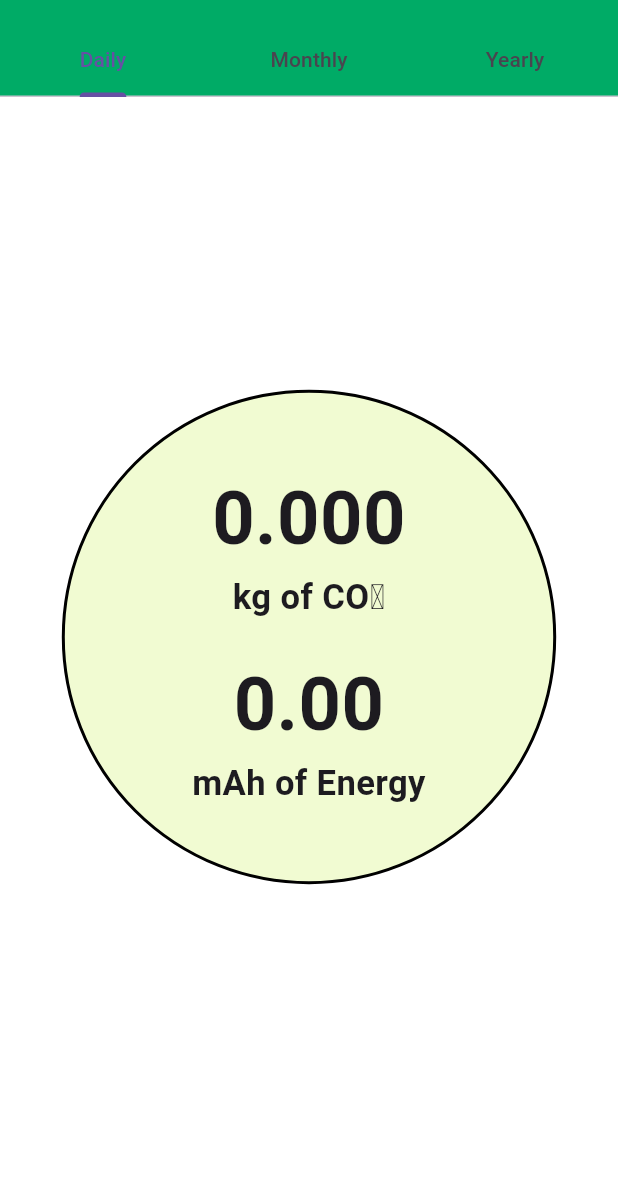
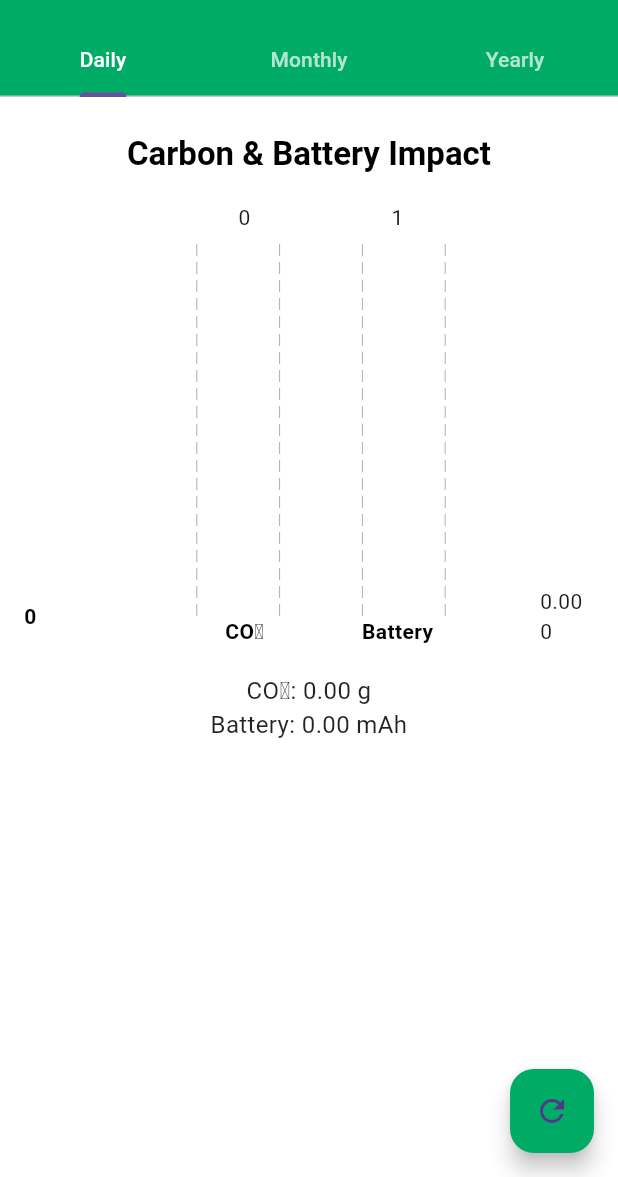
Before and after one commit to HelenBat/Digi-Battery-usage-tracker, a Flutter app: the TotalImpactPage screen opened by its route, on a phone screen of 412 x 824 dp, the part 59-1236 px from its top. Run offline on Flutter 3.47's test engine with Material 3 defaults, Android fonts, the phone set to English and light mode, and no system bars; drawn by our look-alikes of fl_chart; our stand-ins replace firebase_core; accounts and stored records are empty; Roboto replaces fonts that are missing (Titillium).

Commit message:
Modified to battery usage

```diff
--- a/lib/pages/about_page.dart
+++ b/lib/pages/about_page.dart
@@ -32,7 +32,7 @@ class AboutPage extends StatelessWidget {
             const SizedBox(height: 16),
             const Text(
               'This is part of a course project of the program - Nordic Master on Sustainable '
-              'ICT Solutions of Tomorrow under Software Engineering department at Lut University, Finland.',
+              'ICT Solutions of Tomorrow under Software Engineering department at LUT University, Finland.',
               style: TextStyle(fontSize: 16),
             ),
           ],
--- a/lib/pages/total_impact_page.dart
+++ b/lib/pages/total_impact_page.dart
@@ -1,6 +1,8 @@
+// lib/pages/total_impact_page.dart
+
 import 'package:flutter/material.dart';
+import 'package:fl_chart/fl_chart.dart';  // Ensure fl_chart is imported
 import '../services/usage_service.dart';
-import '../widgets/carbon_circle.dart';
 import '../widgets/app_drawer.dart';
 
 class TotalImpactPage extends StatefulWidget {
@@ -15,14 +17,14 @@ class _TotalImpactPageState extends State<TotalImpactPage>
   late TabController _tabController;
   final UsageService _usageService = UsageService();
 
-  // Data placeholders
-  double _dailyImpact = 0.0;
-  double _monthlyImpact = 0.0;
-  double _yearlyImpact = 0.0;
+  // Instead of differences, we store absolute sums:
+  double _dailyImpact = 0.0;       // Total daily CO₂
+  double _monthlyImpact = 0.0;     // Total monthly CO₂
+  double _yearlyImpact = 0.0;      // Total yearly CO₂
 
-  double _dailyEnergyImpact = 0.0;
-  double _monthlyEnergyImpact = 0.0;
-  double _yearlyEnergyImpact = 0.0;
+  double _dailyEnergyImpact = 0.0;     // Total daily battery usage
+  double _monthlyEnergyImpact = 0.0;   // Total monthly battery usage
+  double _yearlyEnergyImpact = 0.0;    // Total yearly battery usage
 
   bool _loadingDaily = true;
   bool _loadingMonthly = true;
@@ -35,116 +37,114 @@ class _TotalImpactPageState extends State<TotalImpactPage>
     _fetchAllData();
   }
 
-  /// Fetch all time ranges in sequence
+  /// Fetch daily, monthly, yearly usage in sequence
   Future<void> _fetchAllData() async {
     await _fetchYearlyImpact();
     await _fetchMonthlyImpact();
     await _fetchDailyImpact();
   }
 
+  /// Yearly = from Jan 1 of this year to now (absolute usage).
   Future<void> _fetchYearlyImpact() async {
+    setState(() => _loadingYearly = true);
     try {
       final now = DateTime.now();
+      // Start of this year:
       final startThisYear = DateTime(now.year, 1, 1);
-      final startLastYear = DateTime(now.year - 1, 1, 1);
-      final endLastYear = DateTime(now.year - 1, 12, 31, 23, 59, 59);
 
+      // Summation of usage for the year
       final thisYearData = await _usageService.getRangeUsage(
-          start: startThisYear, end: now);
-      final lastYearData = await _usageService.getRangeUsage(
-          start: startLastYear, end: endLastYear);
+        start: startThisYear,
+        end: now,
+      );
 
-      final thisYearTotalCO2 =
-      thisYearData.fold<double>(0, (sum, item) => sum + (item['co2'] as double));
-      final lastYearTotalCO2 =
-      lastYearData.fold<double>(0, (sum, item) => sum + (item['co2'] as double));
+      // Sum CO₂ and energy
+      final double thisYearTotalCO2 = thisYearData.fold<double>(
+        0,
+            (sum, item) => sum + (item['co2'] as double),
+      );
+      final double thisYearTotalEnergy = thisYearData.fold<double>(
+        0,
+            (sum, item) => sum + (item['energy'] as double),
+      );
 
-      final thisYearTotalEnergy =
-      thisYearData.fold<double>(0, (sum, item) => sum + (item['energy'] as double));
-      final lastYearTotalEnergy =
-      lastYearData.fold<double>(0, (sum, item) => sum + (item['energy'] as double));
-
+      // Store these sums (no subtraction)
       setState(() {
-        _yearlyImpact = thisYearTotalCO2 - lastYearTotalCO2;
-        _yearlyEnergyImpact = thisYearTotalEnergy - lastYearTotalEnergy;
+        _yearlyImpact = thisYearTotalCO2;
+        _yearlyEnergyImpact = thisYearTotalEnergy;
       });
     } catch (e) {
-      debugPrint('Error fetching yearly impact: $e');
+      debugPrint('Error fetching yearly usage: $e');
     } finally {
-      setState(() {
-        _loadingYearly = false;
-      });
+      setState(() => _loadingYearly = false);
     }
   }
 
+  /// Monthly = from the 1st of this month to now (absolute usage).
   Future<void> _fetchMonthlyImpact() async {
+    setState(() => _loadingMonthly = true);
     try {
       final now = DateTime.now();
+      // Start of this month
       final startThisMonth = DateTime(now.year, now.month, 1);
-      final startLastMonth =
-      DateTime(now.year, now.month - 1, 1); // Handles year overflow
-      final endLastMonth = DateTime(now.year, now.month, 0); // Last day of last month
 
       final thisMonthData = await _usageService.getRangeUsage(
-          start: startThisMonth, end: now);
-      final lastMonthData = await _usageService.getRangeUsage(
-          start: startLastMonth, end: endLastMonth);
+        start: startThisMonth,
+        end: now,
+      );
 
-      final thisMonthTotalCO2 =
-      thisMonthData.fold<double>(0, (sum, item) => sum + (item['co2'] as double));
-      final lastMonthTotalCO2 =
-      lastMonthData.fold<double>(0, (sum, item) => sum + (item['co2'] as double));
+      final double thisMonthTotalCO2 = thisMonthData.fold<double>(
+        0,
+            (sum, item) => sum + (item['co2'] as double),
+      );
+      final double thisMonthTotalEnergy = thisMonthData.fold<double>(
+        0,
+            (sum, item) => sum + (item['energy'] as double),
+      );
 
-      final thisMonthTotalEnergy =
-      thisMonthData.fold<double>(0, (sum, item) => sum + (item['energy'] as double));
-      final lastMonthTotalEnergy =
-      lastMonthData.fold<double>(0, (sum, item) => sum + (item['energy'] as double));
-
+      // No subtraction. We keep the sum for the month.
       setState(() {
-        _monthlyImpact = thisMonthTotalCO2 - lastMonthTotalCO2;
-        _monthlyEnergyImpact = thisMonthTotalEnergy - lastMonthTotalEnergy;
+        _monthlyImpact = thisMonthTotalCO2;
+        _monthlyEnergyImpact = thisMonthTotalEnergy;
       });
     } catch (e) {
-      debugPrint('Error fetching monthly impact: $e');
+      debugPrint('Error fetching monthly usage: $e');
     } finally {
-      setState(() {
-        _loadingMonthly = false;
-      });
+      setState(() => _loadingMonthly = false);
     }
   }
 
+  /// Daily = from midnight of today to now (absolute usage).
   Future<void> _fetchDailyImpact() async {
+    setState(() => _loadingDaily = true);
     try {
       final now = DateTime.now();
+      // Start of today (midnight)
       final startToday = DateTime(now.year, now.month, now.day);
-      final startYesterday = startToday.subtract(const Duration(days: 1));
-      final endYesterday = startToday.subtract(const Duration(seconds: 1));
 
       final todayData = await _usageService.getRangeUsage(
-          start: startToday, end: now);
-      final yesterdayData = await _usageService.getRangeUsage(
-          start: startYesterday, end: endYesterday);
+        start: startToday,
+        end: now,
+      );
 
-      final todayTotalCO2 =
-      todayData.fold<double>(0, (sum, item) => sum + (item['co2'] as double));
-      final yesterdayTotalCO2 =
-      yesterdayData.fold<double>(0, (sum, item) => sum + (item['co2'] as double));
+      final double todayTotalCO2 = todayData.fold<double>(
+        0,
+            (sum, item) => sum + (item['co2'] as double),
+      );
+      final double todayTotalEnergy = todayData.fold<double>(
+        0,
+            (sum, item) => sum + (item['energy'] as double),
+      );
 
-      final todayTotalEnergy =
-      todayData.fold<double>(0, (sum, item) => sum + (item['energy'] as double));
-      final yesterdayTotalEnergy =
-      yesterdayData.fold<double>(0, (sum, item) => sum + (item['energy'] as double));
-
+      // No subtractions from yesterday
       setState(() {
-        _dailyImpact = todayTotalCO2 - yesterdayTotalCO2;
-        _dailyEnergyImpact = todayTotalEnergy - yesterdayTotalEnergy;
+        _dailyImpact = todayTotalCO2;
+        _dailyEnergyImpact = todayTotalEnergy;
       });
     } catch (e) {
-      debugPrint('Error fetching daily impact: $e');
+      debugPrint('Error fetching daily usage: $e');
     } finally {
-      setState(() {
-        _loadingDaily = false;
-      });
+      setState(() => _loadingDaily = false);
     }
   }
 
@@ -152,9 +152,12 @@ class _TotalImpactPageState extends State<TotalImpactPage>
   Widget build(BuildContext context) {
     return Scaffold(
       appBar: AppBar(
-        title: const Text('Total Impact'),
+        backgroundColor: const Color(0xFF00AB66),
+        title: const Text('Total Impact', style: TextStyle(color: Colors.white)),
         bottom: TabBar(
           controller: _tabController,
+          labelColor: Colors.white,
+          unselectedLabelColor: Colors.white70,
           tabs: const [
             Tab(text: 'Daily'),
             Tab(text: 'Monthly'),
@@ -163,7 +166,9 @@ class _TotalImpactPageState extends State<TotalImpactPage>
         ),
       ),
       drawer: const AppDrawer(),
-      body: TabBarView(
+      body: Container(
+        color: Colors.white,
+        child: TabBarView(
           controller: _tabController,
           children: [
             _buildTabContent(_dailyImpact, _dailyEnergyImpact, _loadingDaily),
@@ -171,16 +176,135 @@ class _TotalImpactPageState extends State<TotalImpactPage>
             _buildTabContent(_yearlyImpact, _yearlyEnergyImpact, _loadingYearly),
           ],
         ),
+      ),
+      floatingActionButton: FloatingActionButton(
+        backgroundColor: const Color(0xFF00AB66),
+        onPressed: _fetchAllData,
+        tooltip: 'Refresh Data',
+        child: const Icon(Icons.refresh),
+      ),
     );
   }
 
-  /// Helper to build each tab's content based on data + loading flags
+  /// Each tab shows a bar chart with two bars: CO₂ (green), Battery (blue).
   Widget _buildTabContent(double impact, double energyImpact, bool isLoading) {
     if (isLoading) {
       return const Center(child: CircularProgressIndicator());
     }
-    return Center(
-      child: CarbonCircle(co2Value: impact, energyValue: energyImpact),
+
+    return SingleChildScrollView(
+      child: Padding(
+        padding: const EdgeInsets.symmetric(vertical: 24, horizontal: 16),
+        child: Column(
+          children: [
+            Text(
+              "Carbon & Battery Impact",
+              style: Theme.of(context).textTheme.titleLarge?.copyWith(
+                fontWeight: FontWeight.bold,
+                color: Colors.black,
+              ),
+            ),
+            const SizedBox(height: 16),
+            _buildBarChart(impact, energyImpact),
+            const SizedBox(height: 16),
+            Text(
+              "CO₂: ${impact.toStringAsFixed(2)} g\nBattery: ${energyImpact.toStringAsFixed(2)} mAh",
+              textAlign: TextAlign.center,
+              style: const TextStyle(fontSize: 16, color: Colors.black87),
+            ),
+          ],
+        ),
+      ),
+    );
+  }
+
+  /// Bar chart logic (two bars: CO₂ + Battery).
+  Widget _buildBarChart(double co2Value, double batteryValue) {
+    double maxY = (co2Value > batteryValue) ? co2Value : batteryValue;
+    maxY *= 1.2; // Add some padding at the top
+
+    return SizedBox(
+      height: 300,
+      child: BarChart(
+        BarChartData(
+          maxY: maxY,
+          barTouchData: BarTouchData(enabled: true),
+          titlesData: FlTitlesData(
+            leftTitles: AxisTitles(
+              sideTitles: SideTitles(
+                reservedSize: 60, // Extra space for large numbers
+                showTitles: true,
+                getTitlesWidget: (value, meta) {
+                  final label = value.toInt().toString();
+                  return Padding(
+                    padding: const EdgeInsets.only(right: 8.0),
+                    child: Text(
+                      label,
+                      style: const TextStyle(
+                        color: Colors.black,
+                        fontSize: 14,
+                        fontWeight: FontWeight.bold,
+                      ),
+                    ),
+                  );
+                },
+              ),
+            ),
+            bottomTitles: AxisTitles(
+              sideTitles: SideTitles(
+                showTitles: true,
+                getTitlesWidget: (value, meta) {
+                  switch (value.toInt()) {
+                    case 0:
+                      return const Text(
+                        'CO₂',
+                        style: TextStyle(
+                          color: Colors.black,
+                          fontSize: 14,
+                          fontWeight: FontWeight.bold,
+                        ),
+                      );
+                    case 1:
+                      return const Text(
+                        'Battery',
+                        style: TextStyle(
+                          color: Colors.black,
+                          fontSize: 14,
+                          fontWeight: FontWeight.bold,
+                        ),
+                      );
+                    default:
+                      return const Text('');
+                  }
+                },
+              ),
+            ),
+          ),
+          borderData: FlBorderData(show: false),
+          barGroups: [
+            BarChartGroupData(
+              x: 0,
+              barRods: [
+                BarChartRodData(
+                  toY: co2Value,
+                  color: Colors.green,
+                  width: 30,
+                ),
+              ],
+            ),
+            BarChartGroupData(
+              x: 1,
+              barRods: [
+                BarChartRodData(
+                  toY: batteryValue,
+                  color: Colors.blue,
+                  width: 30,
+                ),
+              ],
+            ),
+          ],
+        ),
+      ),
     );
   }
 }
```
Also changed, not shown: lib/pages/analysis_page.dart (+13 -10 lines). Lines whose indentation alone changed are shown as unchanged.
